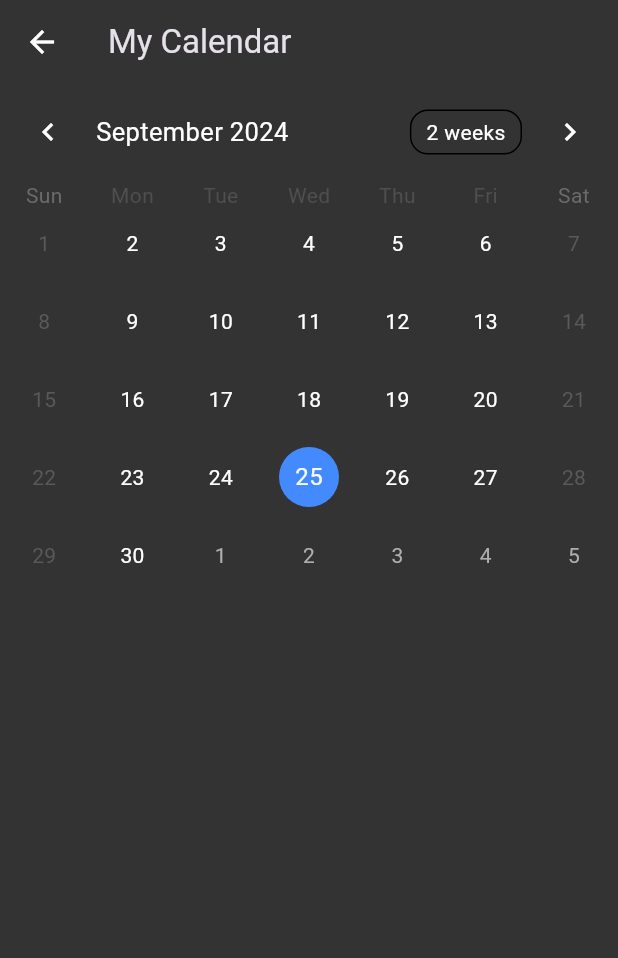
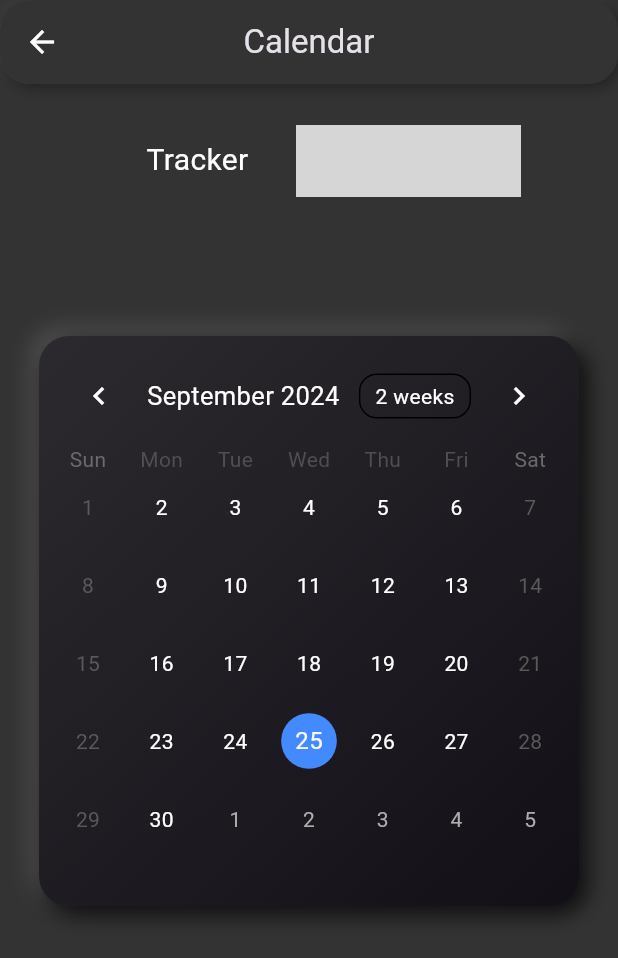
Before and after one commit to meghamia/tackerlogic, a Flutter app: the MyCalendar screen opened directly, on a phone screen of 412 x 824 dp. Shown: the top 958 px of the screen. Run offline on Flutter 3.47's test engine with Material 3 defaults, Android fonts, the phone set to English and light mode, and no system bars; drawn by our look-alikes of table_calendar; our stand-ins replace flutter_neumorphic_plus, get, shared_preferences, sqflite; missing offline and left inert: goalsync; accounts and stored records are empty; statements that could not run were skipped; grey boxes are pictures that could not be loaded.

Commit message:
Update calendar_screen.dart

```diff
--- a/lib/screens/calendar_screen.dart
+++ b/lib/screens/calendar_screen.dart
@@ -1,23 +1,118 @@
+import 'package:flutter/cupertino.dart';
 import 'package:flutter/material.dart';
+import 'package:flutter_neumorphic_plus/flutter_neumorphic.dart';
 import 'package:get/get.dart';
 import 'package:intl/intl.dart';
 import 'package:table_calendar/table_calendar.dart';
 
 import '../controller/task_controller.dart';
+import 'theme.dart';
+
 
 class MyCalendar extends StatelessWidget {
   @override
   Widget build(BuildContext context) {
-    final TaskController taskController = Get.put(TaskController()); // Ensure the controller is initialized
+    final TaskController taskController = Get.put(TaskController());
+    final ThemeData themeData = Theme.of(context);
+    final isLightTheme = themeData.brightness == Brightness.light;
 
     return Scaffold(
-      appBar: AppBar(
-        title: Text('My Calendar'),
+      appBar: PreferredSize(
+        preferredSize: Size.fromHeight(kToolbarHeight),
+        child: Neumorphic(
+          style: neumorphicButtonStyle(context, isSelected: false),
+          child: Container(
+            decoration: BoxDecoration(
+              color: Colors.transparent, // Transparent background
+              borderRadius: BorderRadius.circular(10), // Rounded corners
+            ),
+            child: AppBar(
+              title: const Text("Calendar"),
+              centerTitle: true,
+              iconTheme: IconThemeData(
+                  color: isLightTheme ? Colors.black : Colors.white),
+            ),
+          ),
+        ),
       ),
       body: Obx(() {
-        print('Completion Dates: ${taskController.completionDates}'); // Debug print
+        print('Completion Dates: ${taskController.completionDates}');
 
-        return TableCalendar(
+        return ListView(
+          children: [
+            Column(
+              children: [
+                ClipRRect(
+                  borderRadius: BorderRadius.circular(11), // Match this with your neumorphicGraphContainer's radius
+
+                  child: Padding(
+                    padding: const EdgeInsets.all(16.0),
+                    child: Container(
+                      width: 310,
+                      height: 70,
+
+                          child: neumorphicGraphContainer(
+                            context,
+                            child: Padding(
+                              padding: const EdgeInsets.all(5.0),
+                              child: Row(
+                                mainAxisAlignment: MainAxisAlignment.spaceEvenly,
+                                children: [
+                                  // Simple text for Tracker
+                                  SizedBox(width: 24,),
+                                  GestureDetector(
+                                    onTap: () {
+                                      Get.back(); // Navigate back to TaskScreen
+                                    },
+                                    child: Text(
+                                      'Tracker', // Simple text for Tracker button
+                                      style: getDrawerButtonTextStyle(context),
+                                    ),
+                                  ),
+                                  SizedBox(width: 14,),
+                                  Container(
+                                    decoration: taskSelectedStyle(isSelected: true), // Use the custom style
+                                    child: Stack(
+                                      alignment: Alignment.center,
+                                      children: [
+                                        Image.asset(
+                                          Theme.of(context).brightness == Brightness.light
+                                              ? 'assets/images/img_5.png' // Path to light theme image
+                                              : 'assets/images/img_4.png', // Default dark theme image
+                                          width: 150, // Match the container's width
+                                          height: 48, // Match the container's height
+                                          fit: BoxFit.cover, // Adjust the image to cover the container
+                                        ),
+
+                                        Text(
+                                          'Insights',
+                                          style: getDrawerButtonTextStyle(context), // Custom text style
+                                        ),
+                                      ],
+                                    ),
+                                  ),
+                                ],
+                              ),
+                            ),
+                          ),
+
+
+                    ),
+                  ),
+                ),
+              ],
+            ),
+            SizedBox(height: 40),
+            Padding(
+              padding: const EdgeInsets.all(26.0),
+              child: Neumorphic(
+                style: getCalendarContainerStyle(context),
+                child: SizedBox(
+                  height: 380, // Adjust height as needed
+                  child: Padding(
+                    padding: const EdgeInsets.all(
+                        8.0), // Padding inside the neumorphic container
+                    child: TableCalendar(
                       calendarStyle: CalendarStyle(
                         todayDecoration: BoxDecoration(
                           color: Colors.blueAccent,
@@ -38,14 +133,14 @@ class MyCalendar extends StatelessWidget {
                       calendarBuilders: CalendarBuilders(
                         markerBuilder: (context, date, events) {
                           final dateKey = DateFormat('yyyy-MM-dd').format(date);
-              final completionStatus = taskController.completionDates[dateKey];
-
-              print('Date: $dateKey, Completion Status: $completionStatus'); // Debug print
+                          final completionStatus =
+                              taskController.completionDates[dateKey];
 
                           if (completionStatus != null && completionStatus) {
                             return Container(
-                  margin: const EdgeInsets.symmetric(horizontal: 1.5),
-                  color: Colors.red, // Mark completed dates in red
+                              margin:
+                                  const EdgeInsets.symmetric(horizontal: 1.5),
+                              color: Colors.red,
                               child: Center(
                                 child: Text(
                                   date.day.toString(),
@@ -58,8 +153,14 @@ class MyCalendar extends StatelessWidget {
                         },
                       ),
                       focusedDay: DateTime.now(),
-          firstDay: DateTime.utc(2020, 1, 1),
+                      firstDay: DateTime.utc(2024, 1, 1),
                       lastDay: DateTime.utc(2030, 12, 31),
+                    ),
+                  ),
+                ),
+              ),
+            ),
+          ],
         );
       }),
     );
```
Lines whose indentation alone changed are shown as unchanged.
